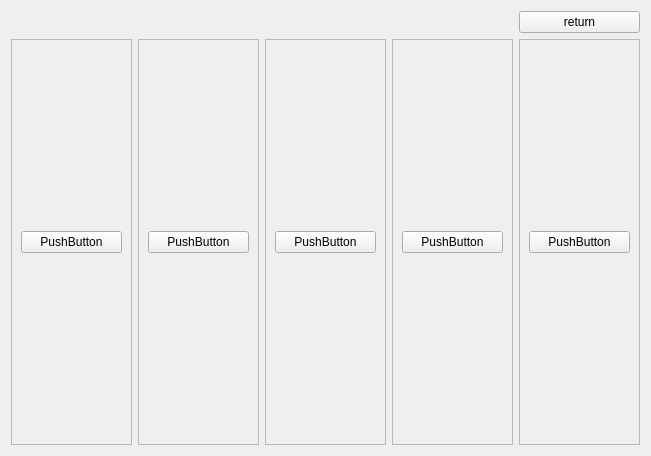
Qt form cselect/thiefselect.ui (Silishark/Dnd-in-terminal) before a commit.
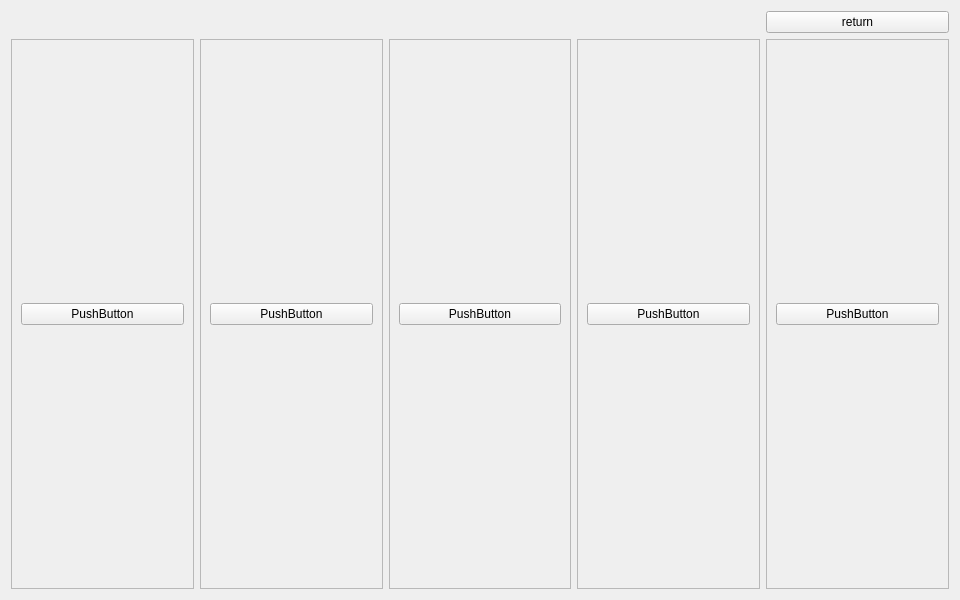
The same form after that commit.

Commit message: resize the windows

Patch:
```diff
--- a/cselect/thiefselect.ui
+++ b/cselect/thiefselect.ui
@@ -6,10 +6,16 @@
    <rect>
     <x>0</x>
     <y>0</y>
-    <width>651</width>
-    <height>456</height>
+    <width>960</width>
+    <height>600</height>
    </rect>
   </property>
+  <property name="minimumSize">
+   <size>
+    <width>960</width>
+    <height>600</height>
+   </size>
+  </property>
   <property name="windowTitle">
    <string>Form</string>
   </property>
```
The commit also changes 6 other files.
